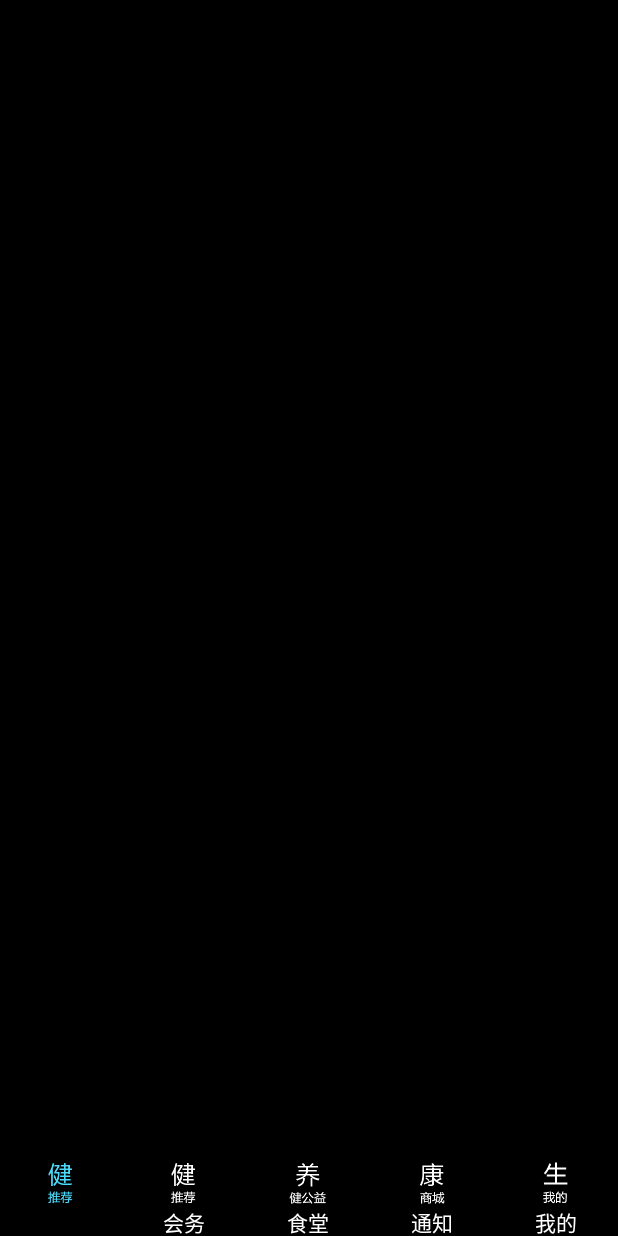
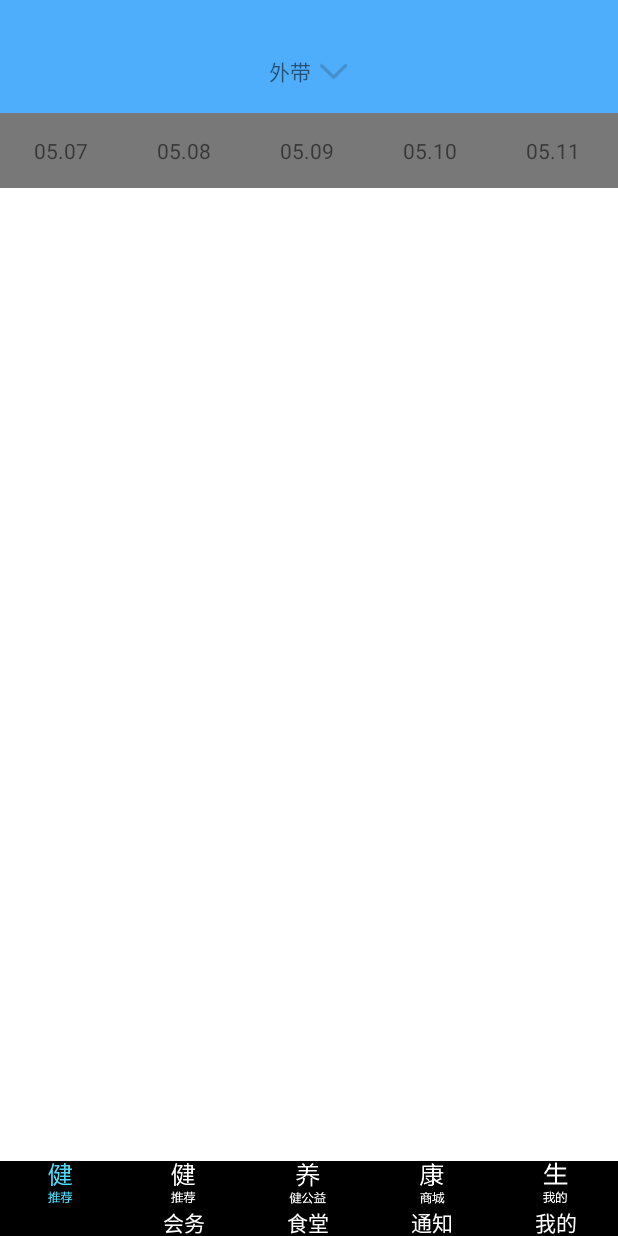
Before and after one commit to lingchendehuxi/court, an Android app: the fragment THallFragment placed in its activity, on a phone screen of 412 x 824 dp. Run offline under Robolectric (Android 15) with nearby library versions, the phone set to English and light mode, and no system bars.

Commit message:
添加界面

```diff
--- a/app/src/main/AndroidManifest.xml
+++ b/app/src/main/AndroidManifest.xml
@@ -63,7 +63,9 @@
         <activity
             android:name=".activity.Mine_leave_activity"
             android:label="@string/title_activity_mine_leave_activity"
-            android:theme="@style/AppTheme.Main.NoActionBar"></activity>
+            android:theme="@style/AppTheme.Main.NoActionBar" />
+        <activity android:name=".activity.Mine_leave_addmine_activity" />
+        <activity android:name=".activity.Mine_leave_chose_activity" />
     </application>
 
 </manifest>
--- a/app/src/main/java/com/court/oa/project/fragment/THallFragment.java
+++ b/app/src/main/java/com/court/oa/project/fragment/THallFragment.java
@@ -1,19 +1,67 @@
 package com.court.oa.project.fragment;
 
+import android.graphics.drawable.Drawable;
 import android.os.Bundle;
 import android.support.v4.app.Fragment;
+import android.util.DisplayMetrics;
+import android.view.Gravity;
 import android.view.LayoutInflater;
 import android.view.View;
 import android.view.ViewGroup;
+import android.widget.LinearLayout;
+import android.widget.TextView;
+import android.widget.Toast;
+
 import com.court.oa.project.R;
 
 
-public class THallFragment extends Fragment {
+public class THallFragment extends Fragment implements View.OnClickListener {
+    private View view;
+    private LinearLayout hall_chose;
+    private LinearLayout hall_date;
+    private String[] date = new String[]{
+            "05.07","05.08","05.09","05.10","05.11","05.12","05.13","05.14"};
+    @Override
+    public View onCreateView(LayoutInflater inflater, ViewGroup container, Bundle savedInstanceState) {
+        view = (View) inflater.inflate(R.layout.thallfragment, null);
+        initView();
+        return view;
+    }
 
-	@Override
-	public View onCreateView(LayoutInflater inflater, ViewGroup container, Bundle savedInstanceState) {
-		View view = (View) inflater.inflate(R.layout.thallfragment, null);
-		return view;
-	}
+    private void initView() {
+        hall_chose = view.findViewById(R.id.hall_chose);
+        hall_chose.setOnClickListener(this);
+        hall_date = view.findViewById(R.id.hall_date);
+        DisplayMetrics dm = new DisplayMetrics();
+        getActivity().getWindowManager().getDefaultDisplay().getMetrics(dm);
+        final TextView[] textViews = new TextView[date.length];
+        for(int i =0 ;i<date.length;i++){
+            final TextView textView = new TextView(getContext());
+            LinearLayout.LayoutParams params = new LinearLayout.LayoutParams(dm.widthPixels/5, LinearLayout.LayoutParams.MATCH_PARENT);
+            textView.setLayoutParams(params);
+            textView.setGravity(Gravity.CENTER);
+            textView.setBackgroundResource(R.drawable.hall_title_chose);
+            textView.setText(date[i]);
+            textViews[i] = textView;
+            final int j = i;
+            textView.setOnClickListener(new View.OnClickListener() {
+                @Override
+                public void onClick(View view) {
+                    for(int t =0;t<date.length;t++){
+                        textViews[t].setSelected(false);
+                    }
+                    textView.setSelected(true);
+                }
+            });
+            hall_date.addView(textView);
+        }
+    }
 
+    @Override
+    public void onClick(View view) {
+        switch (view.getId()) {
+            case R.id.hall_chose:
+                break;
+        }
+    }
 }
--- a/app/src/main/java/com/court/oa/project/fragment/THomeFragment.java
+++ b/app/src/main/java/com/court/oa/project/fragment/THomeFragment.java
@@ -5,16 +5,26 @@ import android.support.v4.app.Fragment;
 import android.view.LayoutInflater;
 import android.view.View;
 import android.view.ViewGroup;
+import android.widget.ImageView;
+import android.widget.TextView;
+
 import com.court.oa.project.R;
 
-public class THomeFragment extends Fragment {
+public class THomeFragment extends Fragment implements View.OnClickListener{
 
+private View view;
+	@Override
+	public View onCreateView(LayoutInflater inflater, ViewGroup container, Bundle savedInstanceState) {
+		view = (View) inflater.inflate(R.layout.thomefragment, null);
+		initView();
+		return view;
+	}
+	private void initView() {
+	}
 
 	@Override
-	public View onCreateView(LayoutInflater inflater, ViewGroup container, Bundle savedInstanceState) {
-		View view = (View) inflater.inflate(R.layout.thomefragment, null);
-		return view;
+	public void onClick(View view) {
+		switch (view.getId()){
+		}
 	}
-
-
 }
--- /dev/null
+++ b/app/src/main/res/drawable/hall_title_chose.xml
@@ -0,0 +1,5 @@
+<?xml version="1.0" encoding="utf-8"?>
+<selector xmlns:android="http://schemas.android.com/apk/res/android">
+    <item android:drawable="@color/hall_little_yellow" android:state_selected="true" />
+    <item android:drawable="@color/mine_gray" android:state_selected="false" />
+</selector>
--- a/app/src/main/res/layout/thallfragment.xml
+++ b/app/src/main/res/layout/thallfragment.xml
@@ -1,11 +1,54 @@
 <?xml version="1.0" encoding="utf-8"?>
-<FrameLayout xmlns:android="http://schemas.android.com/apk/res/android"
+<LinearLayout xmlns:android="http://schemas.android.com/apk/res/android"
     style="@style/configuration"
     android:layout_width="match_parent"
     android:layout_height="match_parent"
-    android:background="@android:color/black">
+    android:background="@android:color/white"
+    android:orientation="vertical">
+
+    <LinearLayout
+        android:layout_width="match_parent"
+        android:layout_height="75dp"
+        android:background="@color/theme_color"
+        android:gravity="center"
+        android:paddingTop="20dp"
+        >
+
+        <LinearLayout
+            android:id="@+id/hall_chose"
+            android:layout_width="wrap_content"
+            android:layout_height="match_parent"
+            android:orientation="horizontal">
+
+            <TextView
+                android:layout_width="wrap_content"
+                android:layout_height="match_parent"
+                android:gravity="center_vertical"
+                android:text="外带" />
+
+            <ImageView
+                android:layout_width="wrap_content"
+                android:layout_height="match_parent"
+                android:layout_marginLeft="5dp"
+                android:src="@mipmap/arrows_down" />
+        </LinearLayout>
+
+    </LinearLayout>
+
+    <HorizontalScrollView
+        android:layout_width="match_parent"
+        android:layout_height="50dp"
+        android:scrollbars="none">
+
+        <LinearLayout
+            android:id="@+id/hall_date"
+            android:layout_width="match_parent"
+            android:layout_height="match_parent"
+            android:orientation="horizontal"
+            android:gravity="center">
+
+        </LinearLayout>
+    </HorizontalScrollView>
 
 
-
-
-</FrameLayout>
+</LinearLayout>
--- a/app/src/main/res/layout/title_bar_first.xml
+++ b/app/src/main/res/layout/title_bar_first.xml
@@ -46,7 +46,7 @@
             android:layout_height="match_parent"
             android:paddingLeft="10dp"
             android:paddingRight="16dp"
-            android:src="@mipmap/balck_tel" />
+            android:src="@mipmap/add" />
     </LinearLayout>
 
     <TextView
--- a/app/src/main/res/values/colors.xml
+++ b/app/src/main/res/values/colors.xml
@@ -9,4 +9,6 @@
     <color name="mine_gray">#797879</color>
     <!--mine_menu_color-->
     <color name="mine_menu_deepblue">#5092fe</color>
+    <!--hall_menu_chose-->
+    <color name="hall_little_yellow">#ffc97b</color>
 </resources>
```
Also changed, not shown: app/src/main/java/com/court/oa/project/activity/Mine_leave_activity.java (+6 -1 lines), app/src/main/java/com/court/oa/project/activity/Mine_leave_addmine_activity.java (added, +55 -0 lines), app/src/main/java/com/court/oa/project/activity/Mine_leave_chose_activity.java (added, +38 -0 lines), app/src/main/res/drawable/shape_corners_radius_5.xml (added, +13 -0 lines), app/src/main/res/layout/activity_mine_leave_addmine_activity.xml (added, +230 -0 lines), app/src/main/res/layout/activity_mine_leave_chose_activity.xml (added, +32 -0 lines), app/src/main/res/layout/activity_mine_set_acitivity.xml (+4 -4 lines), app/src/main/res/layout/tminefragment.xml (+4 -4 lines), app/src/main/res/values/styles.xml (+16 -1 lines), app/src/main/res/mipmap-xhdpi/add.png (added), app/src/main/res/mipmap-xhdpi/balck_tel.png (deleted), app/src/main/res/mipmap-xxhdpi/arrows_down.png (added).
